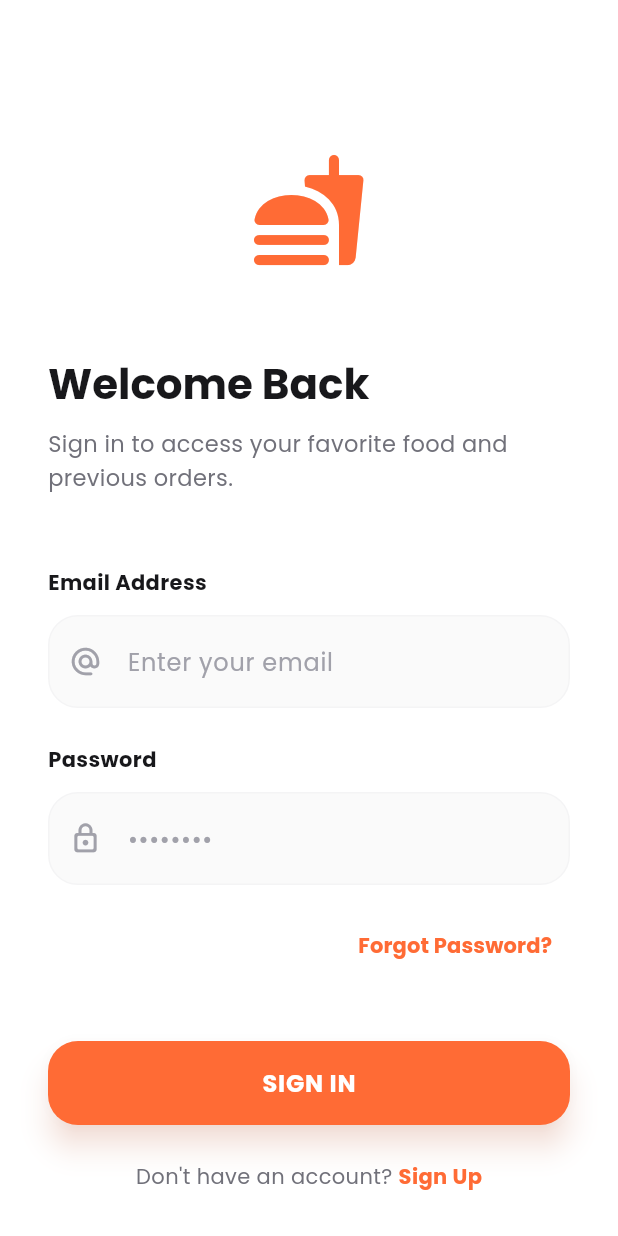
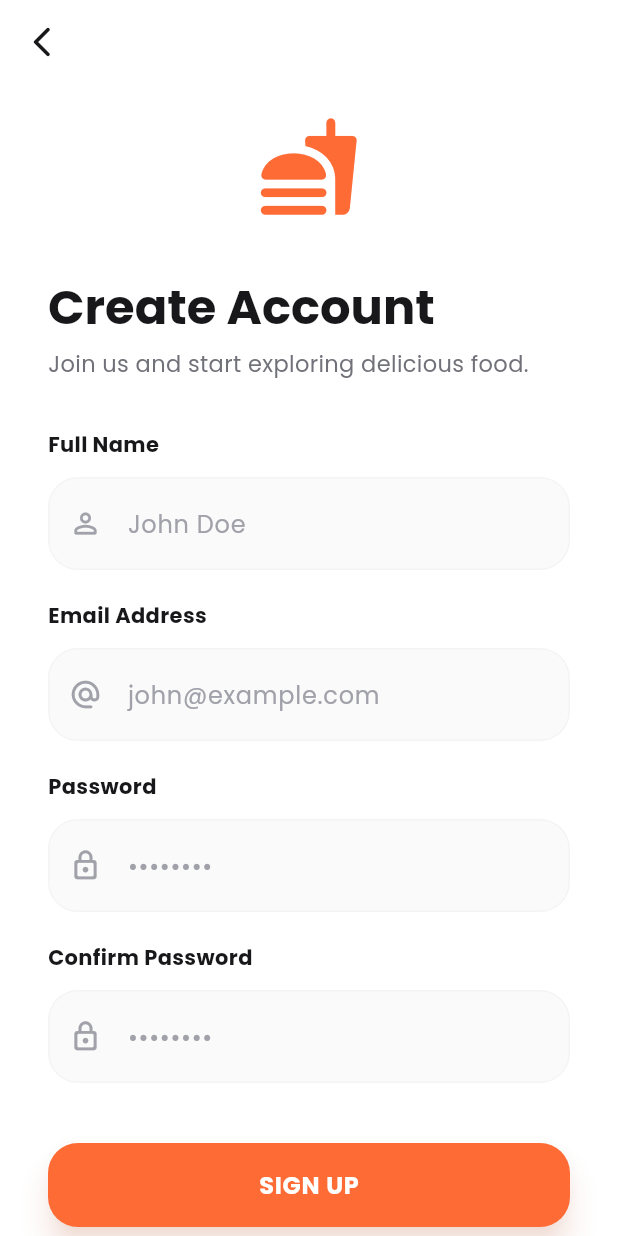
Before and after one commit to trinhduygmai/CuoiKI, a Flutter app: the screen it shows after launch, after a tap on "Sign Up", on a phone screen of 412 x 824 dp. Run offline on Flutter 3.47's test engine with Material 3 defaults, Android fonts, the phone set to English and light mode, and no system bars; our stand-ins replace dio, flutter_secure_storage, google_fonts; accounts and stored records are empty.

Commit message:
feat: Implement user registration flow
Introduces the registration screen and integrates it into the app's navigation. Updates the GlobalProvider to handle user registration logic and adds the corresponding API calls in UserAPI and AuthService. Also includes mock data for popular foods and category-based foods in FoodAPI. Enhances the HomeScreen with a scaffold key and drawer functionality.

```diff
--- a/lib/api/food_api.dart
+++ b/lib/api/food_api.dart
@@ -5,7 +5,30 @@ import '../constants.dart';
 class FoodApi {
   static Future<List<Food>> getPopularFoods() async {
     if (USE_MOCK_API) {
-      return []; // We are removing mocks, but keeping the structure
+      await Future.delayed(const Duration(milliseconds: 500));
+      return [
+        Food(
+          id: '1',
+          name: 'Pepperoni Supreme',
+          price: '12.00',
+          image: 'https://images.unsplash.com/photo-1513104890138-7c749659a591?w=400&h=300&fit=crop',
+          category: 'Pizza',
+        ),
+        Food(
+          id: '2',
+          name: 'Dim Sum Mix',
+          price: '35.00',
+          image: 'https://images.unsplash.com/photo-1498654896293-37aacf113fd9?w=400&h=300&fit=crop',
+          category: 'Chinese',
+        ),
+        Food(
+          id: '3',
+          name: 'Sushi Sashimi Duo',
+          price: '45.00',
+          image: 'https://images.unsplash.com/photo-1579871494447-9811cf80d66c?w=400&h=300&fit=crop',
+          category: 'Japanese',
+        ),
+      ];
     }
 
     try {
@@ -19,7 +42,23 @@ class FoodApi {
 
   static Future<List<Food>> getFoodsByCategory(String category) async {
     if (USE_MOCK_API) {
-      return [];
+      await Future.delayed(const Duration(milliseconds: 500));
+      return [
+        Food(
+          id: '10',
+          name: '$category Special',
+          price: '15.99',
+          image: 'https://images.unsplash.com/photo-1546069901-ba9599a7e63c?w=400&h=300&fit=crop',
+          category: category,
+        ),
+        Food(
+          id: '11',
+          name: 'Classic $category',
+          price: '10.50',
+          image: 'https://images.unsplash.com/photo-1512621776951-a57141f2eefd?w=400&h=300&fit=crop',
+          category: category,
+        ),
+      ];
     }
 
     try {
--- a/lib/main.dart
+++ b/lib/main.dart
@@ -3,6 +3,7 @@ import 'package:provider/provider.dart';
 import 'package:google_fonts/google_fonts.dart';
 import 'context/global_provider.dart';
 import 'screens/login_screen.dart';
+import 'screens/register_screen.dart';
 import 'screens/home_screen.dart';
 import 'screens/cart_screen.dart';
 import 'screens/food_list_screen.dart';
@@ -38,6 +39,12 @@ class MyApp extends StatelessWidget {
       onGenerateRoute: (settings) {
         if (settings.name == '/') {
           return MaterialPageRoute(builder: (context) => const AuthWrapper());
+        }
+        if (settings.name == '/login') {
+          return MaterialPageRoute(builder: (context) => const LoginScreen());
+        }
+        if (settings.name == '/register') {
+          return MaterialPageRoute(builder: (context) => const RegisterScreen());
         }
         if (settings.name == '/home') {
           return MaterialPageRoute(builder: (context) => const HomeScreen());
--- a/lib/screens/login_screen.dart
+++ b/lib/screens/login_screen.dart
@@ -95,7 +95,7 @@ class _LoginScreenState extends State<LoginScreen> {
                 children: [
                   const Text('Don\'t have an account? ', style: TextStyle(color: AppTheme.textSecondary)),
                   GestureDetector(
-                    onTap: () {},
+                    onTap: () => Navigator.pushNamed(context, '/register'),
                     child: const Text(
                       'Sign Up',
                       style: TextStyle(color: AppTheme.primary, fontWeight: FontWeight.bold),
--- /dev/null
+++ b/lib/screens/register_screen.dart
@@ -0,0 +1,166 @@
+import 'package:flutter/material.dart';
+import 'package:provider/provider.dart';
+import '../context/global_provider.dart';
+import '../theme/app_theme.dart';
+import '../widgets/custom_button.dart';
+
+class RegisterScreen extends StatefulWidget {
+  const RegisterScreen({super.key});
+
+  @override
+  State<RegisterScreen> createState() => _RegisterScreenState();
+}
+
+class _RegisterScreenState extends State<RegisterScreen> {
+  final _fullNameController = TextEditingController();
+  final _emailController = TextEditingController();
+  final _passwordController = TextEditingController();
+  final _confirmPasswordController = TextEditingController();
+  bool _isSubmitting = false;
+
+  void _handleRegister() async {
+    final fullName = _fullNameController.text.trim();
+    final email = _emailController.text.trim();
+    final password = _passwordController.text;
+    final confirmPassword = _confirmPasswordController.text;
+
+    if (fullName.isEmpty || email.isEmpty || password.isEmpty || confirmPassword.isEmpty) {
+      ScaffoldMessenger.of(context).showSnackBar(
+        const SnackBar(content: Text('Vui lòng nhập đầy đủ thông tin')),
+      );
+      return;
+    }
+
+    if (password != confirmPassword) {
+      ScaffoldMessenger.of(context).showSnackBar(
+        const SnackBar(content: Text('Mật khẩu không khớp')),
+      );
+      return;
+    }
+
+    setState(() => _isSubmitting = true);
+
+    final success = await Provider.of<GlobalProvider>(context, listen: false)
+        .register(fullName, email, password);
+
+    if (mounted) {
+      setState(() => _isSubmitting = false);
+      if (success) {
+        Navigator.pushReplacementNamed(context, '/home');
+      } else {
+        ScaffoldMessenger.of(context).showSnackBar(
+          const SnackBar(content: Text('Đăng ký thất bại')),
+        );
+      }
+    }
+  }
+
+  @override
+  Widget build(BuildContext context) {
+    return Scaffold(
+      backgroundColor: Colors.white,
+      appBar: AppBar(
+        backgroundColor: Colors.transparent,
+        elevation: 0,
+        leading: IconButton(
+          icon: const Icon(Icons.arrow_back_ios_new_rounded, color: AppTheme.textMain),
+          onPressed: () => Navigator.pop(context),
+        ),
+      ),
+      body: SafeArea(
+        child: SingleChildScrollView(
+          child: Padding(
+            padding: const EdgeInsets.symmetric(horizontal: 32.0, vertical: 20.0),
+            child: Column(
+              crossAxisAlignment: CrossAxisAlignment.start,
+              children: [
+                const Center(
+                  child: Icon(
+                    Icons.fastfood_rounded,
+                    size: 70,
+                    color: AppTheme.primary,
+                  ),
+                ),
+                const SizedBox(height: 40),
+                Text(
+                  'Create Account',
+                  style: Theme.of(context).textTheme.displayMedium?.copyWith(fontSize: 32),
+                ),
+                const SizedBox(height: 8),
+                const Text(
+                  'Join us and start exploring delicious food.',
+                  style: TextStyle(color: AppTheme.textSecondary, fontSize: 15, height: 1.5),
+                ),
+                const SizedBox(height: 32),
+                _buildInput('Full Name', _fullNameController, Icons.person_outline_rounded, hint: 'John Doe'),
+                const SizedBox(height: 20),
+                _buildInput('Email Address', _emailController, Icons.alternate_email_rounded, hint: 'john@example.com'),
+                const SizedBox(height: 20),
+                _buildInput('Password', _passwordController, Icons.lock_outline_rounded, isPassword: true, hint: '••••••••'),
+                const SizedBox(height: 20),
+                _buildInput('Confirm Password', _confirmPasswordController, Icons.lock_outline_rounded, isPassword: true, hint: '••••••••'),
+                const SizedBox(height: 40),
+                CustomButton(
+                  label: 'SIGN UP',
+                  isLoading: _isSubmitting,
+                  onPressed: _handleRegister,
+                ),
+                const SizedBox(height: 24),
+                Row(
+                  mainAxisAlignment: MainAxisAlignment.center,
+                  children: [
+                    const Text('Already have an account? ', style: TextStyle(color: AppTheme.textSecondary)),
+                    GestureDetector(
+                      onTap: () => Navigator.pop(context),
+                      child: const Text(
+                        'Sign In',
+                        style: TextStyle(color: AppTheme.primary, fontWeight: FontWeight.bold),
+                      ),
+                    ),
+                  ],
+                ),
+                const SizedBox(height: 40),
+              ],
+            ),
+          ),
+        ),
+      ),
+    );
+  }
+
+  Widget _buildInput(String label, TextEditingController controller, IconData icon, {bool isPassword = false, String? hint}) {
+    return Column(
+      crossAxisAlignment: CrossAxisAlignment.start,
+      children: [
+        Text(
+          label,
+          style: const TextStyle(
+            fontWeight: FontWeight.w700,
+            fontSize: 14,
+            color: AppTheme.textMain,
+          ),
+        ),
+        const SizedBox(height: 12),
+        Container(
+          decoration: BoxDecoration(
+            color: AppTheme.background,
+            borderRadius: BorderRadius.circular(AppTheme.radiusM),
+            border: Border.all(color: AppTheme.border),
+          ),
+          child: TextField(
+            controller: controller,
+            obscureText: isPassword,
+            style: const TextStyle(fontWeight: FontWeight.w600, fontSize: 16),
+            decoration: InputDecoration(
+              prefixIcon: Icon(icon, color: AppTheme.textMuted, size: 22),
+              hintText: hint ?? label,
+              hintStyle: const TextStyle(color: AppTheme.textMuted, fontWeight: FontWeight.w400),
+              border: InputBorder.none,
+              contentPadding: const EdgeInsets.symmetric(vertical: 18),
+            ),
+          ),
+        ),
+      ],
+    );
+  }
+}
```
Also changed, not shown: lib/api/user_api.dart (+22 -0 lines), lib/context/global_provider.dart (+11 -0 lines), lib/screens/home_screen.dart (+7 -1 lines), lib/services/auth_service.dart (+10 -0 lines), lib/widgets/app_drawer.dart (added, +154 -0 lines).
